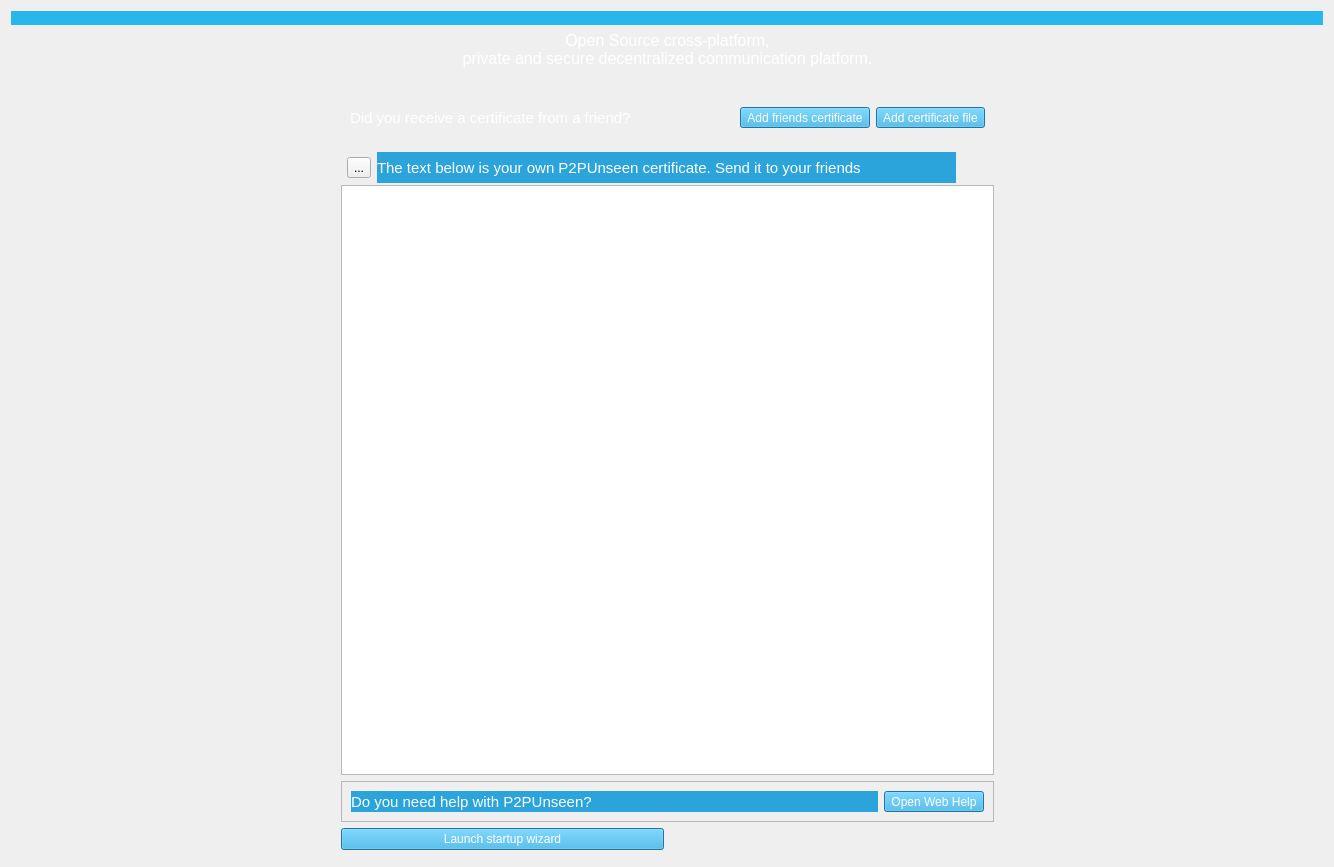
The window that retroshare-gui/src/gui/HomePage.ui (RetroShare/RetroShare) describes before a commit, drawn with Qt 5.
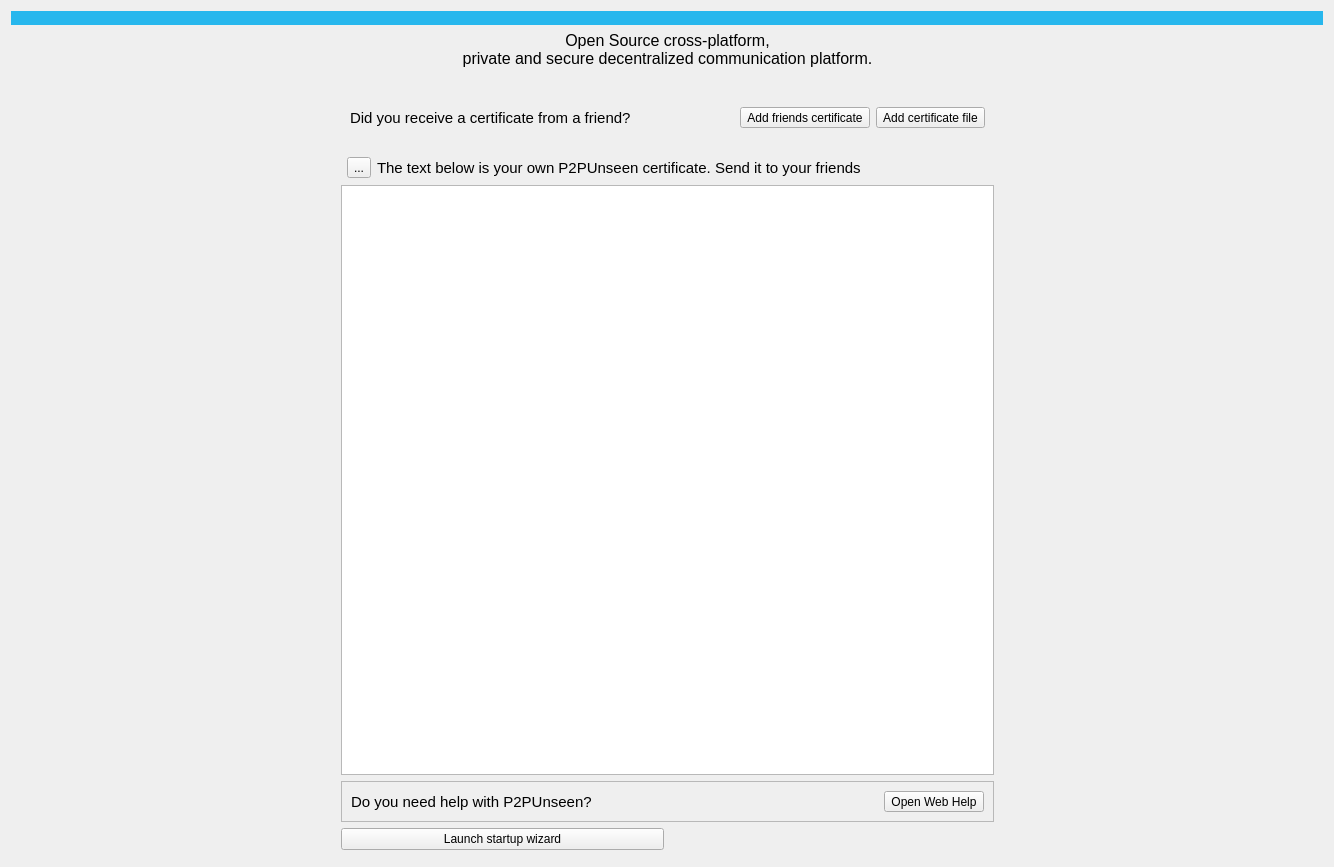
The same window after the commit. Icons and pictures are not drawn.

```diff
--- a/retroshare-gui/src/gui/HomePage.ui
+++ b/retroshare-gui/src/gui/HomePage.ui
@@ -115,8 +115,7 @@
         </font>
        </property>
        <property name="styleSheet">
-        <string notr="true">color: rgb(255, 255, 255);
-background-color: rgb(43, 164, 220);</string>
+        <string notr="true"/>
        </property>
        <property name="text">
         <string>The text below is your own P2PUnseen certificate. Send it to your friends</string>
@@ -136,7 +135,7 @@
       </font>
      </property>
      <property name="styleSheet">
-      <string notr="true">color: rgb(255, 255, 255);</string>
+      <string notr="true"/>
      </property>
      <property name="text">
       <string>Open Source cross-platform, 
@@ -173,8 +172,7 @@
    <item row="6" column="1">
     <widget class="QPushButton" name="runStartWizard_PB">
      <property name="styleSheet">
-      <string notr="true">color: rgb(255, 255, 255);
-background-color: rgb(43, 164, 220);</string>
+      <string notr="true"/>
      </property>
      <property name="text">
       <string>Launch startup wizard</string>
@@ -199,7 +197,7 @@
          </font>
         </property>
         <property name="styleSheet">
-         <string notr="true">color: rgb(255, 255, 255);</string>
+         <string notr="true"/>
         </property>
         <property name="text">
          <string>Did you receive a certificate from a friend?</string>
@@ -209,8 +207,7 @@
       <item>
        <widget class="QToolButton" name="addButton">
         <property name="styleSheet">
-         <string notr="true">color: rgb(255, 255, 255);
-background-color: rgb(43, 164, 220);</string>
+         <string notr="true"/>
         </property>
         <property name="text">
          <string>Add friends certificate</string>
@@ -236,8 +233,7 @@
       <item>
        <widget class="QToolButton" name="LoadCertFileButton">
         <property name="styleSheet">
-         <string notr="true">color: rgb(255, 255, 255);
-background-color: rgb(43, 164, 220);</string>
+         <string notr="true"/>
         </property>
         <property name="text">
          <string>Add certificate file</string>
@@ -311,8 +307,7 @@
          </font>
         </property>
         <property name="styleSheet">
-         <string notr="true">color: rgb(255, 255, 255);
-background-color: rgb(43, 164, 220);</string>
+         <string notr="true"/>
         </property>
         <property name="text">
          <string>Do you need help with P2PUnseen?</string>
@@ -322,8 +317,7 @@
       <item>
        <widget class="QToolButton" name="openwebhelp">
         <property name="styleSheet">
-         <string notr="true">color: rgb(255, 255, 255);
-background-color: rgb(43, 164, 220);</string>
+         <string notr="true"/>
         </property>
         <property name="text">
          <string>Open Web Help</string>
```
Left out of the diff: 8 changed lines with no effect on the pictures.
